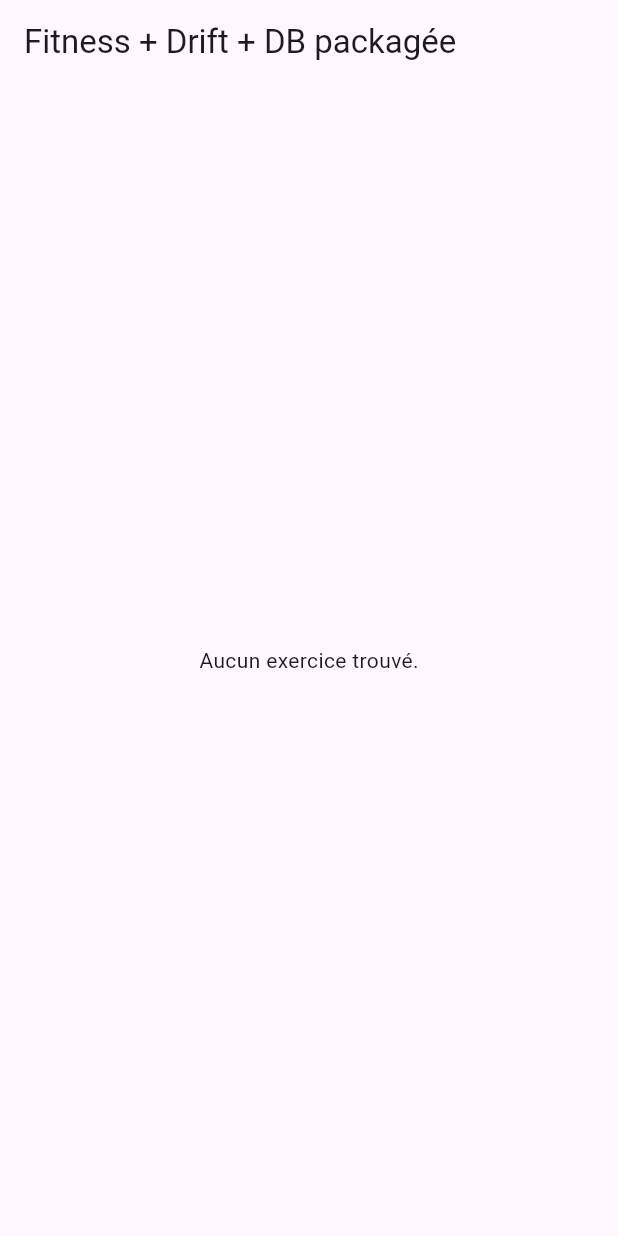
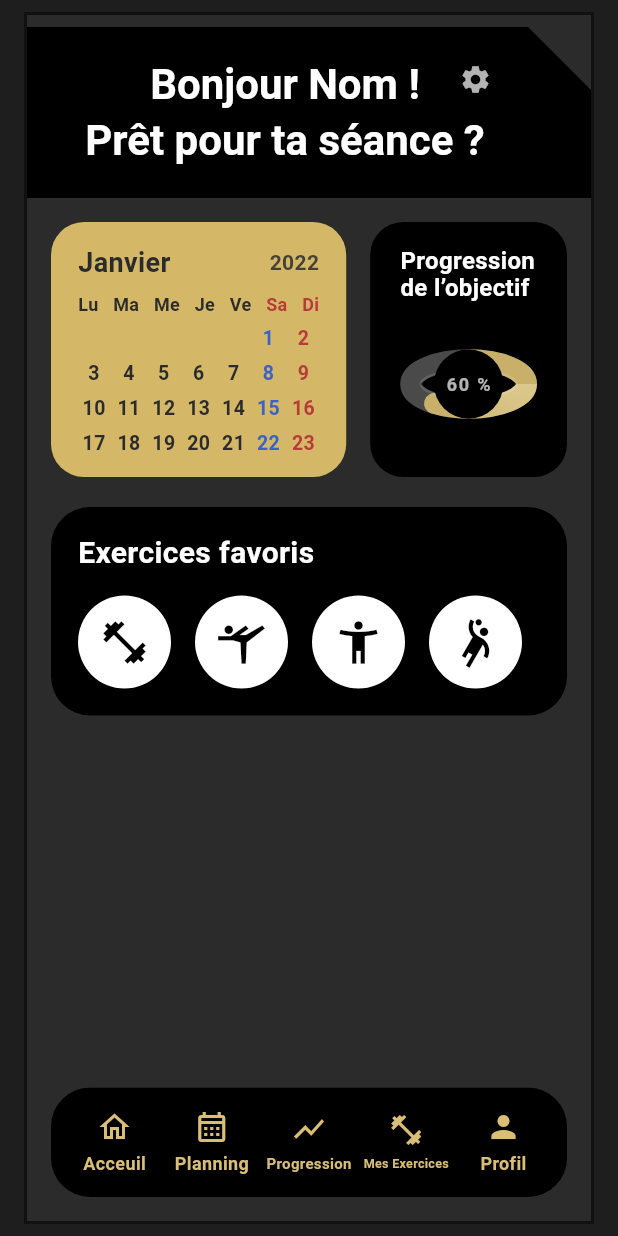
Before and after one commit to yanitttt/Zenith, a Flutter app: the screen it shows after launch, on a phone screen of 412 x 824 dp. Run offline on Flutter 3.47's test engine with Material 3 defaults, Android fonts, the phone set to English and light mode, and no system bars; our stand-ins replace drift; accounts and stored records are empty; generated files the repository leaves out were written again.

Commit message:
Ajout de la page Dashboard

```diff
--- a/lib/main.dart
+++ b/lib/main.dart
@@ -1,81 +1,21 @@
 import 'package:flutter/material.dart';
-import 'data/db/app_db.dart';
-import 'data/db/daos/exercise_dao.dart';
-import 'data/db/daos/user_dao.dart';
-import 'data/db/daos/session_dao.dart';
+import 'ui/pages/dashboard_page.dart';
+import 'ui/theme/app_theme.dart';
 
 void main() {
-  WidgetsFlutterBinding.ensureInitialized();
-  final db = AppDb();
-  runApp(MyApp(db: db));
+  runApp(const App());
 }
 
-class MyApp extends StatelessWidget {
-  final AppDb db;
-  const MyApp({super.key, required this.db});
+class App extends StatelessWidget {
+  const App({super.key});
 
   @override
   Widget build(BuildContext context) {
-    final exerciseDao = ExerciseDao(db);
-    final userDao = UserDao(db);
-    final sessionDao = SessionDao(db);
-
     return MaterialApp(
+      title: 'Fitness',
       debugShowCheckedModeBanner: false,
-      home: Scaffold(
-        appBar: AppBar(title: const Text('Fitness + Drift + DB packagée')),
-        body: FutureBuilder<List<ExerciseData>>(
-          future: _loadExercises(exerciseDao, userDao),
-          builder: (context, snapshot) {
-            if (snapshot.connectionState != ConnectionState.done) {
-              return const Center(child: CircularProgressIndicator());
-            }
-            if (snapshot.hasError) {
-              return Center(
-                child: Padding(
-                  padding: const EdgeInsets.all(16),
-                  child: Text('Erreur : ${snapshot.error}', textAlign: TextAlign.center),
-                ),
-              );
-            }
-            final exercises = snapshot.data ?? [];
-            if (exercises.isEmpty) {
-              return const Center(child: Text('Aucun exercice trouvé.'));
-            }
-            return ListView.separated(
-              itemCount: exercises.length,
-              separatorBuilder: (_, __) => const Divider(height: 1),
-              itemBuilder: (_, i) {
-                final e = exercises[i];
-                return ListTile(
-                  leading: const Icon(Icons.fitness_center),
-                  title: Text(e.name),
-                  subtitle: Text('type=${e.type}, diff=${e.difficulty}, cardio=${e.cardio}'),
-                  dense: true,
-                );
-              },
-            );
-          },
-        ),
-      ),
+      theme: AppTheme.dark,
+      home: const DashboardPage(),
     );
   }
-
-  Future<List<ExerciseData>> _loadExercises(
-      ExerciseDao exerciseDao,
-      UserDao userDao,
-      ) async {
-    final all = await exerciseDao.all();
-
-    // Optionnel : suggestions si user #1 existe
-    try {
-      final u1 = await userDao.find(1);
-      if (u1 != null) {
-        final sugg = await exerciseDao.suggestForUser(1);
-        // ignore: avoid_print
-        print('Suggestions for user#1: ${sugg.map((e) => e.name).toList()}');
-      }
-    } catch (_) {}
-    return all;
-  }
 }
--- /dev/null
+++ b/lib/ui/pages/dashboard_page.dart
@@ -0,0 +1,76 @@
+import 'package:flutter/material.dart';
+import '../theme/app_theme.dart';
+import '../widgets/banner/header_banner.dart';
+import '../widgets/calendar/calendar_card.dart';
+import '../widgets/progress/progress_card.dart';
+import '../widgets/favorites/favorites_card.dart';
+import '../widgets/bottom_nav/bottom_nav_bar.dart';
+
+class DashboardPage extends StatefulWidget {
+  const DashboardPage({super.key});
+
+  @override
+  State<DashboardPage> createState() => _DashboardPageState();
+}
+
+class _DashboardPageState extends State<DashboardPage> {
+  int _currentIndex = 0;
+
+  @override
+  Widget build(BuildContext context) {
+    return Scaffold(
+      backgroundColor: AppTheme.scaffold,
+      body: SafeArea(
+        child: Container(
+          margin: const EdgeInsets.symmetric(horizontal: 16, vertical: 8),
+          decoration: BoxDecoration(
+            color: AppTheme.surface,
+            border: Border.all(color: const Color(0xFF111111), width: 2),
+          ),
+          child: Column(
+            children: [
+              const SizedBox(height: 8),
+              const HeaderBanner(
+                title: "Bonjour Nom !\nPrêt pour ta séance ?",
+                showSettings: true,
+              ),
+              const SizedBox(height: 16),
+              Padding(
+                padding: const EdgeInsets.symmetric(horizontal: 16),
+                child: Row(
+                  crossAxisAlignment: CrossAxisAlignment.start,
+                  children: const [
+                    Expanded(flex: 3, child: CalendarCard()),
+                    SizedBox(width: 16),
+                    Expanded(flex: 2, child: ProgressCard(percent: 0.60)),
+                  ],
+                ),
+              ),
+              const SizedBox(height: 20),
+              const Padding(
+                padding: EdgeInsets.symmetric(horizontal: 16),
+                child: FavoritesCard(),
+              ),
+              const SizedBox(height: 16),
+              const Expanded(child: SizedBox()),
+              Padding(
+                padding: const EdgeInsets.only(left: 16, right: 16, bottom: 16),
+                child: BottomNavBar(
+                  currentIndex: _currentIndex,
+                  onTap: (i) => setState(() => _currentIndex = i),
+                  items: const [
+                    BottomNavItem(icon: Icons.home_outlined, label: 'Acceuil'),
+                    BottomNavItem(icon: Icons.calendar_month_outlined, label: 'Planning'),
+                    BottomNavItem(icon: Icons.show_chart, label: 'Progression'),
+                    BottomNavItem(icon: Icons.fitness_center, label: 'Mes Exercices'),
+                    BottomNavItem(icon: Icons.person, label: 'Profil'),
+                  ],
+                ),
+              ),
+            ],
+          ),
+        ),
+      ),
+    );
+  }
+}
--- /dev/null
+++ b/lib/ui/theme/app_theme.dart
@@ -0,0 +1,26 @@
+import 'package:flutter/material.dart';
+
+class AppTheme {
+  static const Color scaffold = Color(0xFF1E1E1E);
+  static const Color surface = Color(0xFF2B2B2B);
+  static const Color black = Colors.black;
+  static const Color gold = Color(0xFFD9BE77);
+  static const Color calendarBg = Color(0xFFD4B868);
+  static const Color textOnDark = Colors.white;
+
+  static ThemeData get dark {
+    return ThemeData.dark().copyWith(
+      scaffoldBackgroundColor: scaffold,
+      primaryColor: gold,
+      textTheme: Typography.whiteCupertino.apply(
+        bodyColor: Colors.white,
+        displayColor: Colors.white,
+      ),
+      appBarTheme: const AppBarTheme(
+        backgroundColor: Colors.transparent,
+        elevation: 0,
+      ),
+      useMaterial3: true,
+    );
+  }
+}
--- /dev/null
+++ b/lib/ui/widgets/banner/header_banner.dart
@@ -0,0 +1,61 @@
+import 'package:flutter/material.dart';
+
+class HeaderBanner extends StatelessWidget {
+  final String title;
+  final bool showSettings;
+  const HeaderBanner({
+    super.key,
+    required this.title,
+    this.showSettings = false,
+  });
+
+  @override
+  Widget build(BuildContext context) {
+    return ClipPath(
+      clipper: _RightBevelClipper(),
+      child: Container(
+        width: double.infinity,
+        padding: const EdgeInsets.fromLTRB(24, 20, 56, 20),
+        color: Colors.black,
+        child: Stack(
+          children: [
+            Center(
+              child: Text(
+                title,
+                textAlign: TextAlign.center,
+                style: Theme.of(context).textTheme.headlineSmall?.copyWith(
+                  color: Colors.white,
+                  fontSize: 28,
+                  fontWeight: FontWeight.w700,
+                ),
+              ),
+            ),
+            if (showSettings)
+              const Positioned(
+                right: 10,
+                top: 4,
+                child: Icon(Icons.settings, color: Colors.white70, size: 22),
+              ),
+          ],
+        ),
+      ),
+    );
+  }
+}
+
+class _RightBevelClipper extends CustomClipper<Path> {
+  @override
+  Path getClip(Size size) {
+    const bevel = 42.0;
+    return Path()
+      ..moveTo(0, 0)
+      ..lineTo(size.width - bevel, 0)
+      ..lineTo(size.width, bevel)
+      ..lineTo(size.width, size.height)
+      ..lineTo(0, size.height)
+      ..close();
+  }
+
+  @override
+  bool shouldReclip(covariant CustomClipper<Path> oldClipper) => false;
+}
--- /dev/null
+++ b/lib/ui/widgets/bottom_nav/bottom_nav_bar.dart
@@ -0,0 +1,95 @@
+// lib/ui/widgets/bottom_nav/bottom_nav_bar.dart
+import 'package:flutter/material.dart';
+import '../../theme/app_theme.dart';
+
+class BottomNavItem {
+  final IconData icon;
+  final String label;
+  const BottomNavItem({required this.icon, required this.label});
+}
+
+class BottomNavBar extends StatelessWidget {
+  final int currentIndex;
+  final ValueChanged<int> onTap;
+  final List<BottomNavItem> items;
+
+  const BottomNavBar({
+    super.key,
+    required this.currentIndex,
+    required this.onTap,
+    required this.items,
+  });
+
+  @override
+  Widget build(BuildContext context) {
+    return ClipRRect(
+      borderRadius: BorderRadius.circular(26),
+      child: Container(
+        color: Colors.black,
+        padding: const EdgeInsets.symmetric(horizontal: 10, vertical: 10), // -4px
+        child: Row(
+          crossAxisAlignment: CrossAxisAlignment.center,
+          children: List.generate(items.length, (i) {
+            final it = items[i];
+            return Expanded(
+              child: _BottomItem(
+                icon: it.icon,
+                label: it.label,
+                active: currentIndex == i,
+                onTap: () => onTap(i),
+              ),
+            );
+          }),
+        ),
+      ),
+    );
+  }
+}
+
+class _BottomItem extends StatelessWidget {
+  final IconData icon;
+  final String label;
+  final bool active;
+  final VoidCallback onTap;
+
+  const _BottomItem({
+    required this.icon,
+    required this.label,
+    required this.active,
+    required this.onTap,
+  });
+
+  @override
+  Widget build(BuildContext context) {
+    const gold = AppTheme.gold;
+    return InkWell(
+      onTap: onTap,
+      borderRadius: BorderRadius.circular(18),
+      child: Padding(
+        padding: const EdgeInsets.symmetric(horizontal: 4, vertical: 4), // -4px
+        child: Column(
+          mainAxisSize: MainAxisSize.min,
+          children: [
+            Icon(icon, color: gold, size: 24), // -2px
+            const SizedBox(height: 4),
+            // Le FittedBox évite l’overflow des libellés longs
+            FittedBox(
+              fit: BoxFit.scaleDown,
+              child: Text(
+                label,
+                maxLines: 1,
+                overflow: TextOverflow.fade,
+                softWrap: false,
+                style: const TextStyle(
+                  color: gold,
+                  fontWeight: FontWeight.w600,
+                  fontSize: 12, // tu peux descendre à 11 si besoin
+                ),
+              ),
+            ),
+          ],
+        ),
+      ),
+    );
+  }
+}
--- /dev/null
+++ b/lib/ui/widgets/calendar/calendar_card.dart
@@ -0,0 +1,141 @@
+import 'package:flutter/material.dart';
+import '../../theme/app_theme.dart';
+
+class CalendarCard extends StatelessWidget {
+  const CalendarCard({super.key});
+
+  @override
+  Widget build(BuildContext context) {
+    const textColor = Color(0xFF2B2B2B);
+
+    return Container(
+      height: 170,
+      decoration: BoxDecoration(
+        color: AppTheme.calendarBg,
+        borderRadius: BorderRadius.circular(22),
+      ),
+      padding: const EdgeInsets.fromLTRB(18, 14, 18, 12),
+      child: Column(
+        crossAxisAlignment: CrossAxisAlignment.start,
+        children: const [
+          _Header(textColor: textColor),
+          SizedBox(height: 6),
+          _WeekDays(),
+          SizedBox(height: 4),
+          Expanded(child: _MonthGrid()),
+        ],
+      ),
+    );
+  }
+}
+
+class _Header extends StatelessWidget {
+  final Color textColor;
+  const _Header({required this.textColor});
+
+  @override
+  Widget build(BuildContext context) {
+    return Row(
+      children: [
+        Text(
+          "Janvier",
+          style: TextStyle(
+            color: textColor,
+            fontWeight: FontWeight.w700,
+            fontSize: 18,
+          ),
+        ),
+        const Spacer(),
+        Text(
+          "2022",
+          style: TextStyle(
+            color: textColor.withOpacity(0.85),
+            fontWeight: FontWeight.w600,
+          ),
+        ),
+      ],
+    );
+  }
+}
+
+class _WeekDays extends StatelessWidget {
+  const _WeekDays();
+
+  @override
+  Widget build(BuildContext context) {
+    return Row(
+      mainAxisAlignment: MainAxisAlignment.spaceBetween,
+      children: const [
+        _CalHead("Lu"),
+        _CalHead("Ma"),
+        _CalHead("Me"),
+        _CalHead("Je"),
+        _CalHead("Ve"),
+        _CalHead("Sa", weekend: true),
+        _CalHead("Di", weekend: true),
+      ],
+    );
+  }
+}
+
+
+class _CalHead extends StatelessWidget {
+  final String label;
+  final bool weekend;
+  const _CalHead(this.label, {this.weekend = false});
+
+  @override
+  Widget build(BuildContext context) {
+    return Text(
+      label,
+      style: TextStyle(
+        color: weekend ? const Color(0xFFB83A3A) : const Color(0xFF2B2B2B),
+        fontWeight: FontWeight.w600,
+        fontSize: 12,
+      ),
+    );
+  }
+}
+
+class _MonthGrid extends StatelessWidget {
+  const _MonthGrid();
+
+  @override
+  Widget build(BuildContext context) {
+    // Janvier 2022 commence un samedi → offset visuel
+    const startOffset = 5;
+    final cells = <Widget>[];
+    for (int i = 0; i < startOffset; i++) {
+      cells.add(const SizedBox());
+    }
+    for (int day = 1; day <= 31; day++) {
+      final index = startOffset + day - 1;
+      final weekday = index % 7;
+      final isSat = weekday == 5;
+      final isSun = weekday == 6;
+      final color = isSun
+          ? const Color(0xFFB83A3A)
+          : isSat
+          ? const Color(0xFF3B62C7)
+          : const Color(0xFF2B2B2B);
+      cells.add(Center(
+        child: Text(
+          "$day",
+          style: TextStyle(
+            color: color,
+            fontWeight: FontWeight.w600,
+            fontSize: 13,
+          ),
+        ),
+      ));
+    }
+
+    return GridView.count(
+      physics: const NeverScrollableScrollPhysics(),
+      crossAxisCount: 7,
+      mainAxisSpacing: 2,
+      crossAxisSpacing: 2,
+      children: cells,
+    );
+  }
+}
--- /dev/null
+++ b/lib/ui/widgets/favorites/favorites_card.dart
@@ -0,0 +1,59 @@
+import 'package:flutter/material.dart';
+
+class FavoritesCard extends StatelessWidget {
+  const FavoritesCard({super.key});
+
+  @override
+  Widget build(BuildContext context) {
+    return Container(
+      decoration: BoxDecoration(
+        color: Colors.black,
+        borderRadius: BorderRadius.circular(26),
+      ),
+      padding: const EdgeInsets.fromLTRB(18, 16, 18, 18),
+      child: Column(
+        crossAxisAlignment: CrossAxisAlignment.start,
+        children: [
+          const Text(
+            "Exercices favoris",
+            style: TextStyle(
+              color: Colors.white,
+              fontWeight: FontWeight.w700,
+              fontSize: 20,
+            ),
+          ),
+          const SizedBox(height: 14),
+          Row(
+            children: const [
+              _CircleExercise(icon: Icons.fitness_center),
+              SizedBox(width: 16),
+              _CircleExercise(icon: Icons.sports_gymnastics),
+              SizedBox(width: 16),
+              _CircleExercise(icon: Icons.accessibility_new),
+              SizedBox(width: 16),
+              _CircleExercise(icon: Icons.sports_handball),
+            ],
+          ),
+        ],
+      ),
+    );
+  }
+}
+
+class _CircleExercise extends StatelessWidget {
+  final IconData icon;
+  const _CircleExercise({required this.icon});
+
+  @override
+  Widget build(BuildContext context) {
+    return Container(
+      width: 62,
+      height: 62,
+      decoration: const BoxDecoration(
+        color: Colors.white,
+        shape: BoxShape.circle,
+      ),
+      child: Icon(icon, color: Colors.black, size: 34),
+    );
+  }
+}
--- /dev/null
+++ b/lib/ui/widgets/progress/donut_gauge.dart
@@ -0,0 +1,104 @@
+import 'dart:math' as math;
+import 'package:flutter/material.dart';
+
+class DonutGauge extends StatelessWidget {
+  final double percent; // 0..1
+  final double size;
+  final double strokeWidth;
+  final Color backgroundRing;
+  final List<Color> gradientColors;
+
+  const DonutGauge({
+    super.key,
+    required this.percent,
+    this.size = 110,
+    this.strokeWidth = 14,
+    this.backgroundRing = const Color(0xFF4A4A4A),
+    this.gradientColors = const [Color(0xFFEAD9A5), Color(0xFFC8B06A)],
+  });
+
+  @override
+  Widget build(BuildContext context) {
+    return CustomPaint(
+      painter: _DonutPainter(
+        percent: percent.clamp(0, 1),
+        bgRing: backgroundRing,
+        colors: gradientColors,
+        stroke: strokeWidth,
+      ),
+      size: Size.square(size),
+      child: Center(
+        child: Container(
+          width: size * 0.42,
+          height: size * 0.42,
+          decoration: const BoxDecoration(
+            color: Colors.black,
+            shape: BoxShape.circle,
+          ),
+          alignment: Alignment.center,
+          child: Text(
+            "${(percent * 100).round()} %",
+            style: const TextStyle(
+              color: Colors.white70,
+              fontWeight: FontWeight.w700,
+              fontSize: 12,
+              letterSpacing: 1.2,
+            ),
+          ),
+        ),
+      ),
+    );
+  }
+}
+
+class _DonutPainter extends CustomPainter {
+  final double percent;
+  final double stroke;
+  final Color bgRing;
+  final List<Color> colors;
+
+  _DonutPainter({
+    required this.percent,
+    required this.stroke,
+    required this.bgRing,
+    required this.colors,
+  });
+
+  @override
+  void paint(Canvas canvas, Size size) {
+    final rect = Offset.zero & size;
+
+    final base = Paint()
+      ..style = PaintingStyle.stroke
+      ..strokeWidth = stroke
+      ..strokeCap = StrokeCap.round
+      ..color = bgRing;
+
+    canvas.drawArc(rect.deflate(stroke / 2), -math.pi / 2, math.pi * 2, false, base);
+
+    final sweep = (math.pi * 2) * percent;
+    final gradient = SweepGradient(
+      startAngle: -math.pi / 2,
+      endAngle: -math.pi / 2 + sweep,
+      colors: colors,
+    ).createShader(rect);
+
+    final prog = Paint()
+      ..style = PaintingStyle.stroke
+      ..strokeWidth = stroke
+      ..strokeCap = StrokeCap.round
+      ..shader = gradient;
+
+    canvas.drawArc(rect.deflate(stroke / 2), -math.pi / 2, sweep, false, prog);
+
+    final gloss = Paint()
+      ..style = PaintingStyle.stroke
+      ..strokeWidth = 2
+      ..color = Colors.white12;
+    canvas.drawArc(rect.deflate(stroke), -math.pi / 2, math.pi * 2, false, gloss);
+  }
+
+  @override
+  bool shouldRepaint(covariant _DonutPainter old) =>
+      old.percent != percent || old.stroke != stroke;
+}
--- /dev/null
+++ b/lib/ui/widgets/progress/progress_card.dart
@@ -0,0 +1,43 @@
+import 'package:flutter/material.dart';
+import '../../theme/app_theme.dart';
+import 'donut_gauge.dart';
+
+class ProgressCard extends StatelessWidget {
+  final double percent;
+  final String title;
+  const ProgressCard({
+    super.key,
+    required this.percent,
+    this.title = "Progression\nde l’objectif",
+  });
+
+  @override
+  Widget build(BuildContext context) {
+    return Container(
+      height: 170,
+      decoration: BoxDecoration(
+        color: AppTheme.black,
+        borderRadius: BorderRadius.circular(22),
+      ),
+      padding: const EdgeInsets.fromLTRB(20, 16, 20, 16),
+      child: Column(
+        crossAxisAlignment: CrossAxisAlignment.start,
+        children: [
+          Text(
+            title,
+            style: const TextStyle(
+              color: Colors.white,
+              fontWeight: FontWeight.w700,
+              fontSize: 16,
+              height: 1.15,
+            ),
+          ),
+          const SizedBox(height: 10),
+          const Spacer(),
+          Center(child: DonutGauge(percent: percent)),
+          const Spacer(),
+        ],
+      ),
+    );
+  }
+}
```
